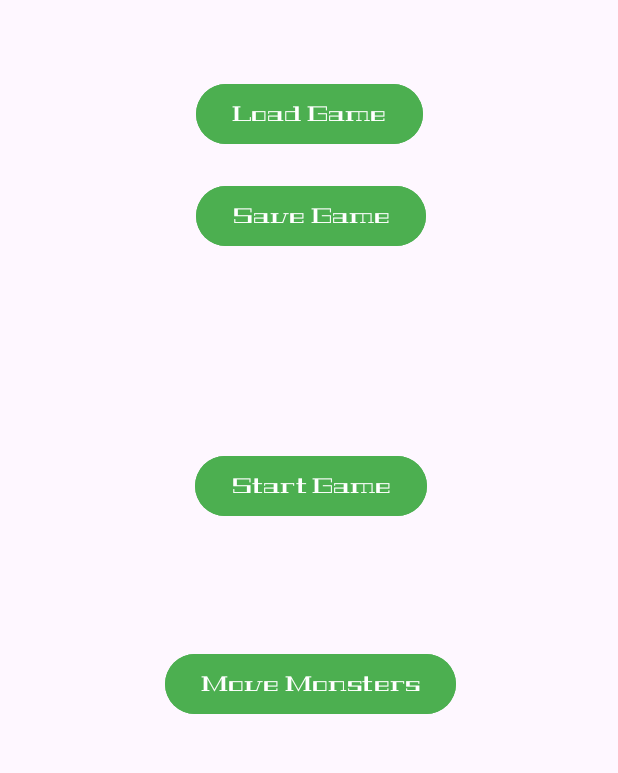
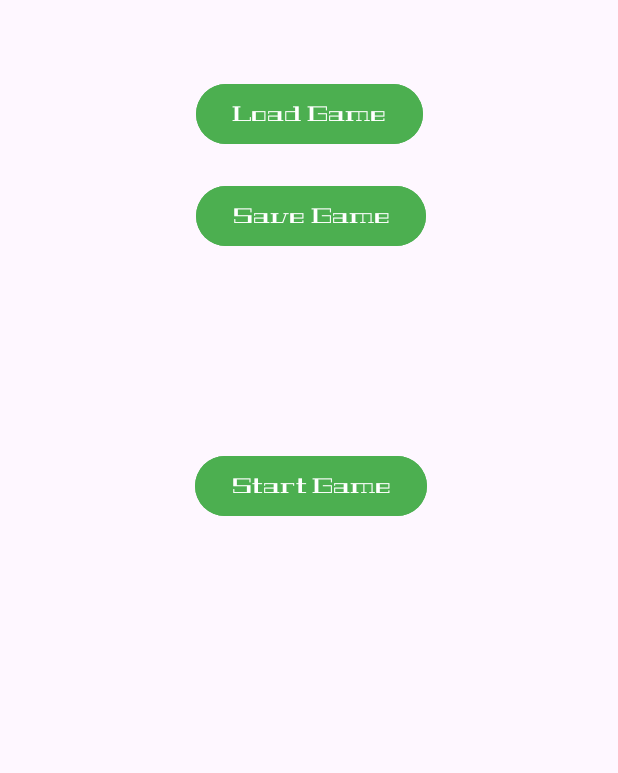
Before and after one commit to AtteP44/Lutemon-project, an Android app: the screen it shows after launch (MainActivity), on a phone screen of 412 x 824 dp, the part 132-905 px from its top. Run offline under Robolectric (Android 15) with nearby library versions, the phone set to English and light mode, and no system bars.

Commit message:
Removed darkmode, transferre move monsters button to homefragment

```diff
--- a/app/src/main/java/com/attep/lutemon_project/MainActivity.java
+++ b/app/src/main/java/com/attep/lutemon_project/MainActivity.java
@@ -1,6 +1,7 @@
 package com.attep.lutemon_project;
 
 import android.content.Intent;
+import androidx.appcompat.app.AppCompatDelegate;
 import android.os.Bundle;
 import android.view.View;
 
@@ -15,6 +16,7 @@ public class MainActivity extends AppCompatActivity {
     @Override
     protected void onCreate(Bundle savedInstanceState) {
         super.onCreate(savedInstanceState);
+        AppCompatDelegate.setDefaultNightMode(AppCompatDelegate.MODE_NIGHT_NO);
         EdgeToEdge.enable(this);
         setContentView(R.layout.activity_main);
         ViewCompat.setOnApplyWindowInsetsListener(findViewById(R.id.main), (v, insets) -> {
@@ -31,11 +33,6 @@ public class MainActivity extends AppCompatActivity {
         System.out.println("l");
     }
 
-    public void moveMonsters(View view){
-        Intent intent = new Intent(this, MoveLutemonsActivity.class);
-        startActivity(intent);
-
-    }
 
     public void startGameActivity(View view){
         Intent intent = new Intent(this, GameActivity.class);
--- a/app/src/main/res/layout/activity_main.xml
+++ b/app/src/main/res/layout/activity_main.xml
@@ -47,19 +47,6 @@
         app:layout_constraintStart_toStartOf="@+id/LoadGameBtn"
         app:layout_constraintTop_toBottomOf="@+id/LoadGameBtn" />
 
-    <Button
-        android:id="@+id/MoveMonsterBtn"
-        android:layout_width="wrap_content"
-        android:layout_height="wrap_content"
-        android:layout_marginTop="84dp"
-        android:backgroundTint="#4CAF50"
-        android:fontFamily="@font/geostar_fill"
-        android:onClick="moveMonsters"
-        android:text="Move Monsters"
-        app:layout_constraintEnd_toEndOf="@+id/SaveGameBtn"
-        app:layout_constraintHorizontal_bias="0.523"
-        app:layout_constraintStart_toStartOf="@+id/SaveGameBtn"
-        app:layout_constraintTop_toBottomOf="@+id/StartGameActivityBtn" />
 
     <Button
         android:id="@+id/StartGameActivityBtn"
--- a/app/src/main/res/values-night/themes.xml
+++ b/app/src/main/res/values-night/themes.xml
@@ -3,5 +3,6 @@
     <style name="Base.Theme.Lutemonproject" parent="Theme.Material3.DayNight.NoActionBar">
         <!-- Customize your dark theme here. -->
         <!-- <item name="colorPrimary">@color/my_dark_primary</item> -->
+
     </style>
 </resources>
--- a/app/src/main/res/values/colors.xml
+++ b/app/src/main/res/values/colors.xml
@@ -2,4 +2,5 @@
 <resources>
     <color name="black">#FF000000</color>
     <color name="white">#FFFFFFFF</color>
+
 </resources>
```
Also changed, not shown: app/src/main/java/com/attep/lutemon_project/fragments/HomeFragment.java (+8 -1 lines), app/src/main/res/layout/fragment_home.xml (+10 -0 lines).
